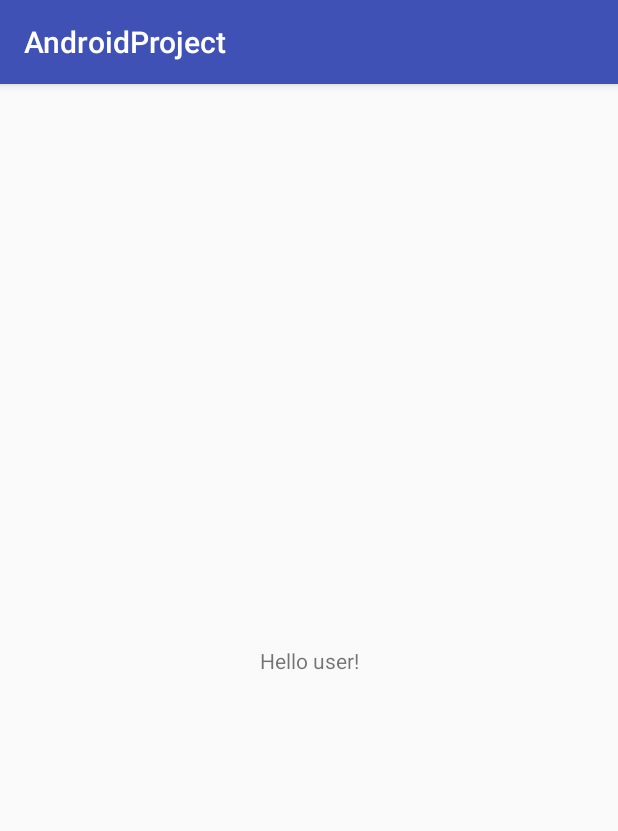
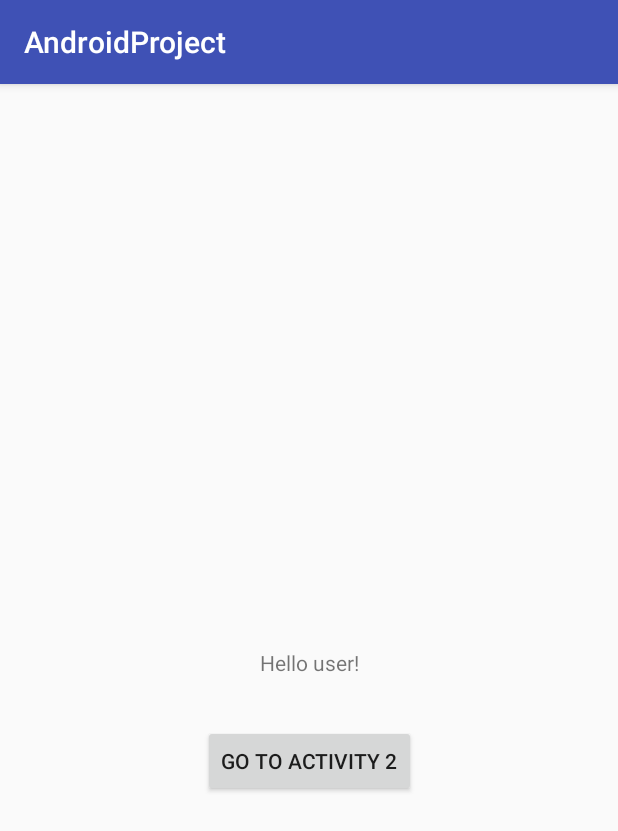
Before and after one commit to AppSecAI-TEST/AndroidProject, an Android app: the screen it shows after launch (MainActivity), on a phone screen of 412 x 824 dp. Shown: the top 831 px of the screen. Run offline under Robolectric (Android 15) with nearby library versions, the phone set to English and light mode, and no system bars.

Commit message:
Added a second activity

```diff
--- a/app/src/main/AndroidManifest.xml
+++ b/app/src/main/AndroidManifest.xml
@@ -15,6 +15,7 @@
                 <category android:name="android.intent.category.LAUNCHER" />
             </intent-filter>
         </activity>
+        <activity android:name=".Activity2"></activity>
     </application>
 
 </manifest>
--- a/app/src/main/res/layout/activity_main.xml
+++ b/app/src/main/res/layout/activity_main.xml
@@ -7,12 +7,27 @@
     tools:context="com.andymcwilliams.androidproject.MainActivity">
 
     <TextView
+        android:id="@+id/textView"
         android:layout_width="wrap_content"
         android:layout_height="wrap_content"
         android:text="@string/welcome_message"
+        android:textAlignment="center"
         app:layout_constraintBottom_toBottomOf="parent"
         app:layout_constraintLeft_toLeftOf="parent"
         app:layout_constraintRight_toRightOf="parent"
-        app:layout_constraintTop_toTopOf="parent" />
+        app:layout_constraintTop_toTopOf="parent"
+        app:layout_constraintVertical_bias="0.502" />
+
+    <Button
+        android:id="@+id/button"
+        android:layout_width="wrap_content"
+        android:layout_height="wrap_content"
+        android:layout_marginTop="32dp"
+        android:onClick="openActivity2"
+        android:text="@string/activity_2_button"
+        android:textAlignment="center"
+        app:layout_constraintLeft_toLeftOf="parent"
+        app:layout_constraintRight_toRightOf="parent"
+        app:layout_constraintTop_toBottomOf="@+id/textView" />
 
 </android.support.constraint.ConstraintLayout>
--- a/app/src/main/res/values/strings.xml
+++ b/app/src/main/res/values/strings.xml
@@ -1,4 +1,5 @@
 <resources>
     <string name="app_name">AndroidProject</string>
     <string name="welcome_message">Hello user!</string>
+    <string name="activity_2_button">Go to Activity 2</string>
 </resources>
```
Also changed, not shown: app/src/main/java/com/andymcwilliams/androidproject/Activity2.java (added, +13 -0 lines), app/src/main/java/com/andymcwilliams/androidproject/MainActivity.java (+9 -0 lines), app/src/main/res/layout/activity_2.xml (added, +9 -0 lines).
